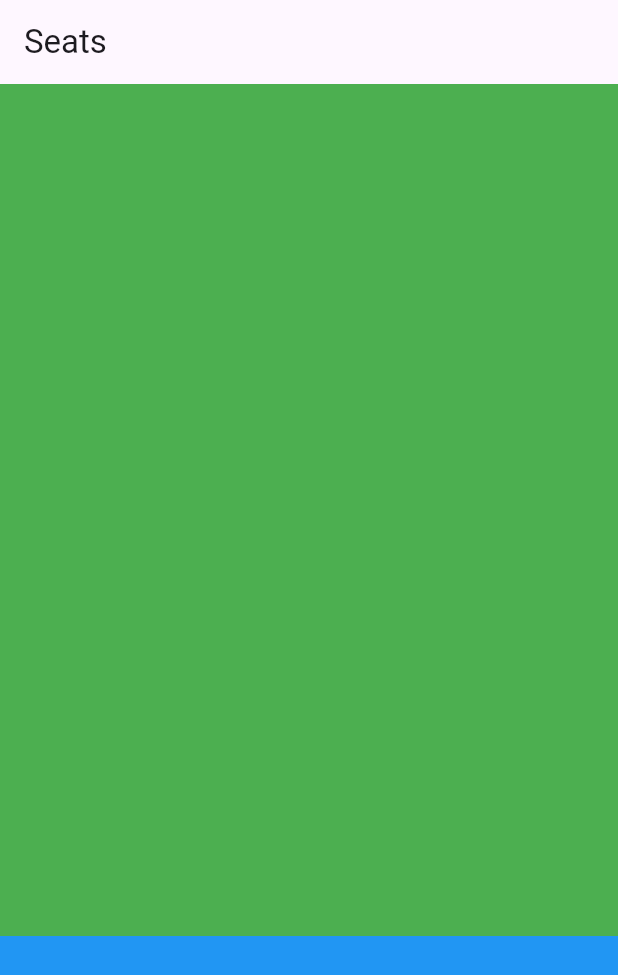
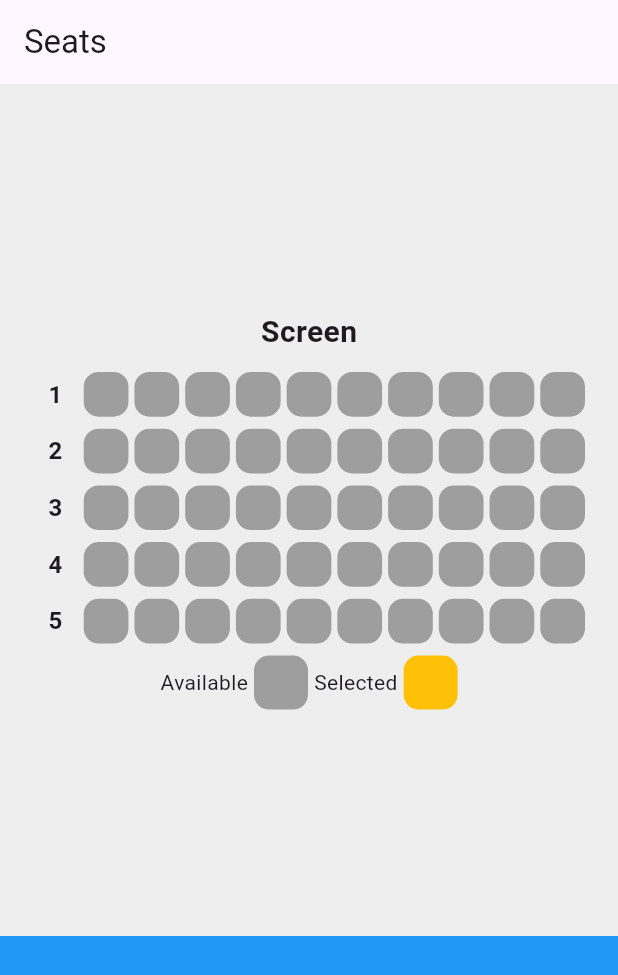
Before and after one commit to So2ln/flutter_seat_app, a Flutter app: the screen it shows after launch, on a phone screen of 412 x 824 dp. Shown: the top 975 px of the screen. Run offline on Flutter 3.47's test engine with Material 3 defaults, Android fonts, the phone set to English and light mode, and no system bars.

Commit message:
Refactor SeatSelectBox to display a structured layout with rows and labels for seat selection

```diff
--- a/lib/seat_select_box.dart
+++ b/lib/seat_select_box.dart
@@ -3,6 +3,97 @@ import 'package:flutter/material.dart';
 class SeatSelectBox extends StatelessWidget {
   @override
   Widget build(BuildContext context) {
-    return Expanded(child: Container(color: Colors.green));
+    return Expanded(
+      child: Column(
+        mainAxisAlignment: MainAxisAlignment.center,
+        children: [
+          Text(
+            'Screen',
+            style: TextStyle(fontSize: 20, fontWeight: FontWeight.bold),
+          ),
+          SizedBox(height: 12),
+          row(1),
+          SizedBox(height: 8),
+          row(2),
+          SizedBox(height: 8),
+          row(3),
+          SizedBox(height: 8),
+          row(4),
+          SizedBox(height: 8),
+          row(5),
+          SizedBox(height: 8),
+          Row(
+            mainAxisAlignment: MainAxisAlignment.center,
+            children: [
+              label('Available', Colors.grey),
+              SizedBox(width: 4),
+              label('Selected', Colors.amber),
+            ],
+          ),
+        ],
+      ),
+    );
+  }
+
+  Row label(String text, Color color) {
+    return Row(
+      children: [
+        Text(text),
+        SizedBox(width: 4),
+        Container(
+          width: 36,
+          height: 36,
+          decoration: BoxDecoration(
+            color: color,
+            borderRadius: BorderRadius.circular(10),
+          ),
+        ),
+      ],
+    );
+  }
+
+  Widget row(int rowNum) {
+    return Padding(
+      padding: const EdgeInsets.symmetric(horizontal: 20),
+      child: Row(
+        children: [
+          Expanded(
+            child: Center(
+              child: Text(
+                '$rowNum',
+                style: TextStyle(fontSize: 16, fontWeight: FontWeight.bold),
+              ),
+            ),
+          ),
+          seat(),
+          seat(),
+          seat(),
+          seat(),
+          seat(),
+          seat(),
+          seat(),
+          seat(),
+          seat(),
+          seat(),
+        ],
+      ),
+    );
+  }
+
+  Widget seat() {
+    return Expanded(
+      child: Padding(
+        padding: const EdgeInsets.symmetric(horizontal: 2),
+        child: AspectRatio(
+          aspectRatio: 1,
+          child: Container(
+            decoration: BoxDecoration(
+              color: Colors.grey,
+              borderRadius: BorderRadius.circular(10),
+            ),
+          ),
+        ),
+      ),
+    );
   }
 }
```
